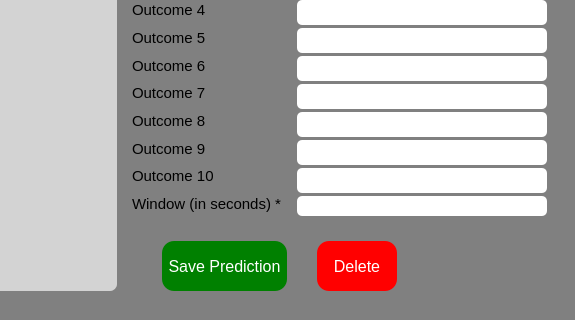
Qt form ui/manager.ui (rayer456/electrobot) before a commit; both pictures show x 325 to 900 and y 364 to 684 of the 900 by 684 pixel window.
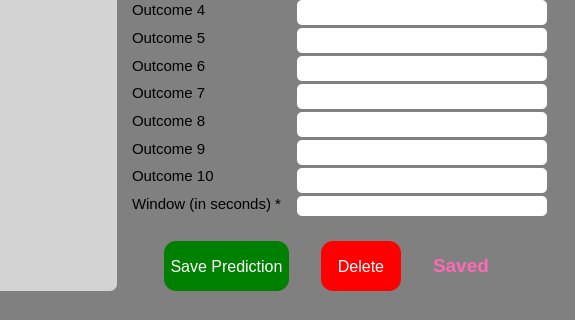
The same form after that commit.

Commit message: able to edit and create predictions with proper validation

The edit to the form file:
```diff
--- a/ui/manager.ui
+++ b/ui/manager.ui
@@ -1226,7 +1226,7 @@
          </layout>
         </item>
         <item>
-         <layout class="QHBoxLayout" name="buttonLayout" stretch="0,0">
+         <layout class="QHBoxLayout" name="buttonLayout" stretch="0,0,0">
           <property name="spacing">
            <number>0</number>
           </property>
@@ -1234,7 +1234,7 @@
            <enum>QLayout::SetDefaultConstraint</enum>
           </property>
           <property name="rightMargin">
-           <number>120</number>
+           <number>0</number>
           </property>
           <item>
            <widget class="QPushButton" name="saveButton">
@@ -1302,6 +1302,37 @@
             </property>
            </widget>
           </item>
+          <item>
+           <widget class="QLabel" name="savedStatus">
+            <property name="sizePolicy">
+             <sizepolicy hsizetype="Expanding" vsizetype="Fixed">
+              <horstretch>0</horstretch>
+              <verstretch>0</verstretch>
+             </sizepolicy>
+            </property>
+            <property name="maximumSize">
+             <size>
+              <width>80</width>
+              <height>16777215</height>
+             </size>
+            </property>
+            <property name="font">
+             <font>
+              <pointsize>14</pointsize>
+              <bold>true</bold>
+             </font>
+            </property>
+            <property name="styleSheet">
+             <string notr="true">QLabel {
+	color: hotpink;
+	font-weight: bold;
+}</string>
+            </property>
+            <property name="text">
+             <string>Saved</string>
+            </property>
+           </widget>
+          </item>
          </layout>
         </item>
        </layout>
```
Left out of the diff: 5 changed lines with no effect on the pictures. The commit also changes 2 other files.
